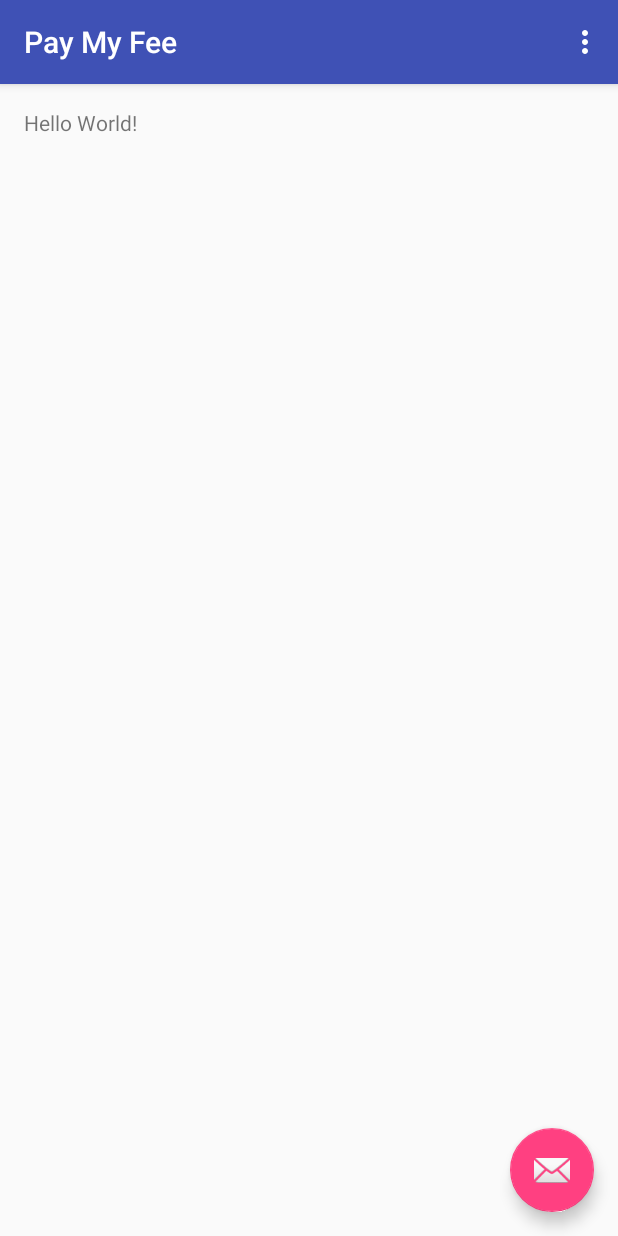
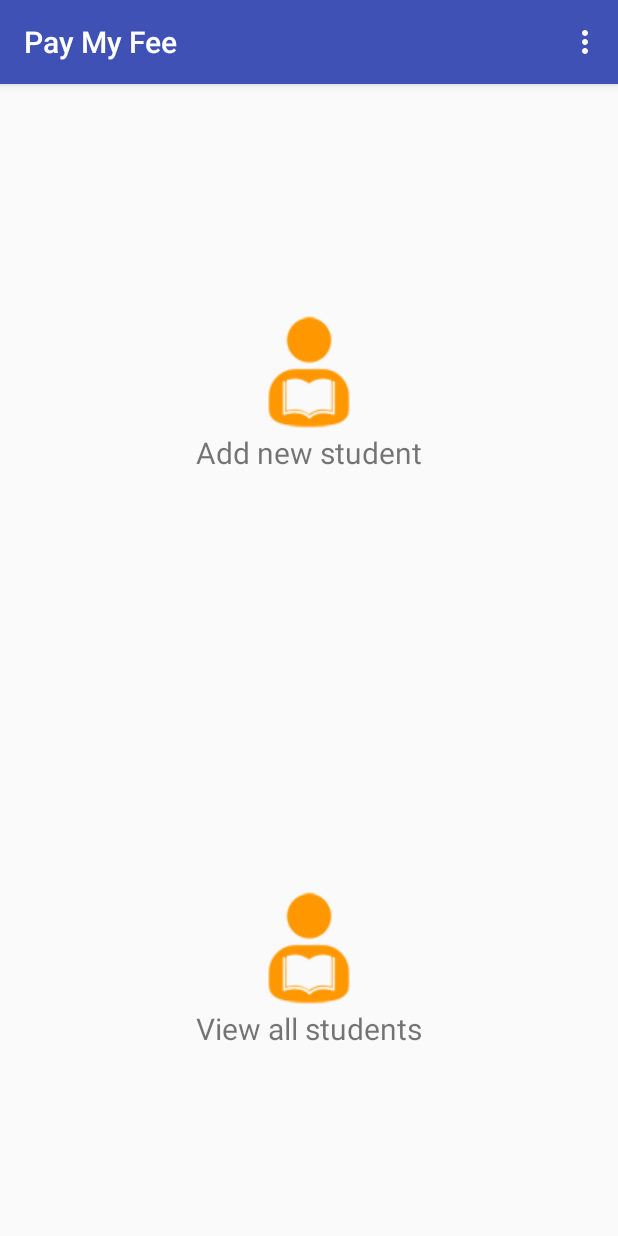
Before and after one commit to sentkuri/Team-Everest, an Android app: the screen it shows after launch (MainActivity before the commit, HomeScreen after it), on a phone screen of 412 x 824 dp. Run offline under Robolectric (Android 15) with nearby library versions, the phone set to English and light mode, and no system bars.

Commit message:
Added HomeScreen
Harish

```diff
--- /dev/null
+++ b/android_dev/app/src/main/java/com/teameverest/paymyfee/HomeScreen.java
@@ -0,0 +1,54 @@
+package com.teameverest.paymyfee;
+
+import android.content.Intent;
+import android.os.Bundle;
+import android.support.v7.app.AppCompatActivity;
+import android.view.Menu;
+import android.view.MenuItem;
+import android.view.View;
+import android.widget.RelativeLayout;
+import android.widget.Toast;
+
+/**
+ * Created by harishannam on 28/11/15.
+ */
+public class HomeScreen extends AppCompatActivity {
+
+    @Override
+    protected void onCreate(Bundle savedInstanceState) {
+        super.onCreate(savedInstanceState);
+        setContentView(R.layout.home_screen);
+        RelativeLayout add_student = (RelativeLayout) findViewById(R.id.student_add);
+        RelativeLayout view_student = (RelativeLayout) findViewById(R.id.student_search);
+
+        add_student.setOnClickListener(new View.OnClickListener() {
+            @Override
+            public void onClick(View view) {
+                Intent intent = new Intent(getApplicationContext(), AddStudent.class);
+                HomeScreen.this.startActivity(intent);
+            }
+        });
+        view_student.setOnClickListener(new View.OnClickListener() {
+            @Override
+            public void onClick(View view) {
+                Toast.makeText(getApplicationContext(), "Open Students list fragment", Toast.LENGTH_LONG).show();
+            }
+        });
+    }
+
+    @Override
+    public boolean onCreateOptionsMenu(Menu menu) {
+        // Inflate the menu; this adds items to the action bar if it is present.
+        getMenuInflater().inflate(R.menu.menu_main, menu);
+        return true;
+    }
+
+    @Override
+    public boolean onOptionsItemSelected(MenuItem menuItem) {
+        switch (menuItem.getItemId()) {
+            case android.R.id.home:
+                finish();
+        }
+        return (super.onOptionsItemSelected(menuItem));
+    }
+}
--- /dev/null
+++ b/android_dev/app/src/main/res/layout/add_student.xml
@@ -0,0 +1,6 @@
+<?xml version="1.0" encoding="utf-8"?>
+<LinearLayout xmlns:android="http://schemas.android.com/apk/res/android"
+    android:orientation="vertical" android:layout_width="match_parent"
+    android:layout_height="match_parent">
+
+</LinearLayout>
--- /dev/null
+++ b/android_dev/app/src/main/res/layout/home_screen.xml
@@ -0,0 +1,47 @@
+<?xml version="1.0" encoding="utf-8"?>
+<LinearLayout xmlns:android="http://schemas.android.com/apk/res/android"
+    android:orientation="vertical" android:layout_width="match_parent"
+    android:layout_height="match_parent"
+    android:weightSum="2">
+
+    <RelativeLayout
+        android:id="@+id/student_add"
+        android:layout_width="match_parent"
+        android:layout_height="0dp"
+        android:padding="24dp"
+        android:layout_weight="1">
+        <ImageView
+            android:id="@+id/student_image_icon"
+            android:layout_width="wrap_content"
+            android:layout_height="wrap_content"
+            android:layout_centerInParent="true"
+            android:src="@drawable/add_student"/>
+        <TextView
+            android:layout_width="wrap_content"
+            android:layout_height="wrap_content"
+            android:layout_below="@id/student_image_icon"
+            android:layout_centerHorizontal="true"
+            android:textSize="20sp"
+            android:text="Add new student"/>
+    </RelativeLayout>
+    <RelativeLayout
+        android:id="@+id/student_search"
+        android:layout_width="match_parent"
+        android:layout_height="0dp"
+        android:padding="24dp"
+        android:layout_weight="1">
+        <ImageView
+            android:id="@+id/student_search_icon"
+            android:layout_width="wrap_content"
+            android:layout_height="wrap_content"
+            android:layout_centerInParent="true"
+            android:src="@drawable/add_student"/>
+        <TextView
+            android:layout_width="wrap_content"
+            android:layout_height="wrap_content"
+            android:layout_below="@id/student_search_icon"
+            android:layout_centerHorizontal="true"
+            android:textSize="20sp"
+            android:text="View all students"/>
+    </RelativeLayout>
+</LinearLayout>
--- a/android_dev/app/src/main/res/values/styles.xml
+++ b/android_dev/app/src/main/res/values/styles.xml
@@ -16,5 +16,4 @@
     <style name="AppTheme.AppBarOverlay" parent="ThemeOverlay.AppCompat.Dark.ActionBar" />
 
     <style name="AppTheme.PopupOverlay" parent="ThemeOverlay.AppCompat.Light" />
-
 </resources>
```
Also changed, not shown: android_dev/app/src/main/AndroidManifest.xml (+11 -3 lines), android_dev/app/src/main/java/com/teameverest/paymyfee/AddStudent.java (added, +18 -0 lines), android_dev/app/src/main/res/drawable/add_student.png (added), android_dev/app/src/main/res/layout/content_main.xml (line endings or trailing spaces).
